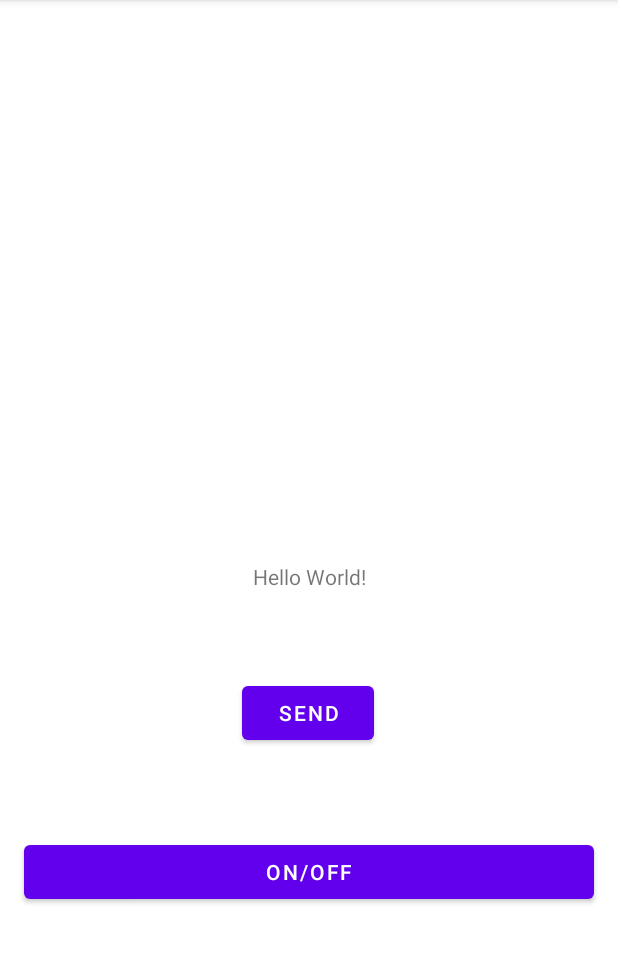
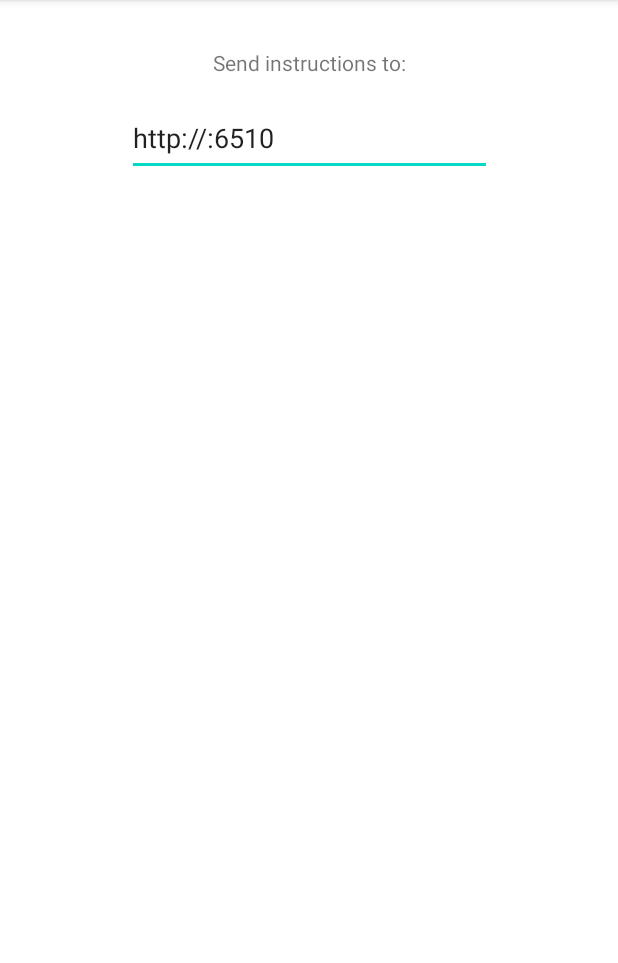
Before and after one commit to Dj0ulo/UniRemote, an Android app: the screen it shows after launch (MainActivity), on a phone screen of 412 x 824 dp, the part 84-1047 px from its top. Run offline under Robolectric (Android 15) with nearby library versions, the phone set to English and light mode, and no system bars; libraries missing offline, so code that uses them is left out: io.ktor.application, io.ktor.features, io.ktor.gson, io.ktor.response, io.ktor.routing and 1 more; 2 statements that could not run were skipped.

Commit message:
Correct volume ,animations

```diff
--- a/app/src/main/AndroidManifest.xml
+++ b/app/src/main/AndroidManifest.xml
@@ -4,6 +4,7 @@
 
     <uses-permission android:name="android.permission.TRANSMIT_IR" />
     <uses-permission android:name="android.permission.INTERNET" />
+    <uses-permission android:name="android.permission.FOREGROUND_SERVICE" />
     <application
         android:allowBackup="true"
         android:icon="@mipmap/ic_launcher"
@@ -11,7 +12,8 @@
         android:roundIcon="@mipmap/ic_launcher_round"
         android:supportsRtl="true"
         android:theme="@style/Theme.UniRemote">
-        <activity android:name=".MainActivity">
+        <activity android:name=".MainActivity"
+            android:exported="true">
             <intent-filter>
                 <action android:name="android.intent.action.MAIN" />
 
@@ -20,4 +22,5 @@
         </activity>
     </application>
 
+
 </manifest>
--- /dev/null
+++ b/app/src/main/java/com/dj0ulo/uniremote/CommandReceiver.kt
@@ -0,0 +1,80 @@
+package com.dj0ulo.uniremote
+
+import android.util.Log
+import io.ktor.application.*
+import io.ktor.features.*
+import io.ktor.gson.*
+import io.ktor.response.*
+import io.ktor.routing.*
+import io.ktor.server.engine.*
+import io.ktor.server.netty.*
+import java.net.*
+import java.util.*
+
+class CommandReceiver (private val callback: (String) -> Unit): Runnable{
+    override fun run() {
+        listenHttp()
+    }
+    private fun strFromBytes(bytes: ByteArray) : String{
+        val last = bytes.indexOf(0)
+        return String(bytes,0,last)
+    }
+    private fun listenUDP() {
+        val buffer = ByteArray(32)
+        var socket: DatagramSocket? = null
+        while (true) {
+            try {
+                socket = DatagramSocket(port, InetAddress.getByName(address))
+                socket.broadcast = true
+                val packet = DatagramPacket(buffer, buffer.size)
+                socket.receive(packet)
+                this.callback(strFromBytes(packet.data))
+            } catch (e: Exception) {
+                Log.e(MainActivity().TAG, "[UDP] Exception : $e")
+                e.printStackTrace()
+            } finally {
+                socket?.close()
+            }
+        }
+    }
+    private fun listenHttp() {
+        embeddedServer(Netty, port) {
+            install(ContentNegotiation) {
+                gson()
+            }
+            routing {
+                put{
+                    val instruction = call.parameters["msg"]?:""
+                    call.respond(mapOf("message" to "ok"))
+                    callback(instruction)
+                }
+            }
+        }.start(wait = true)
+    }
+    companion object {
+        private val address = getLocalIpAddress() //"255.255.255.255"
+        private val port = 6510;
+        fun getLocalIpAddress(): String {
+            try {
+                val en = NetworkInterface.getNetworkInterfaces()
+                while (en.hasMoreElements()) {
+                    val intf: NetworkInterface = en.nextElement()
+                    val enumIpAddr = intf.inetAddresses
+                    while (enumIpAddr.hasMoreElements()) {
+                        val inetAddress: InetAddress = enumIpAddr.nextElement()
+                        if (!inetAddress.isLoopbackAddress && inetAddress is Inet4Address) {
+                            return inetAddress.hostAddress
+                        }
+                    }
+                }
+            } catch (ex: SocketException) {
+                ex.printStackTrace()
+            }
+            return ""
+        }
+        fun url() : String{
+            return "http://$address:$port"
+        }
+    }
+
+}
--- a/app/src/main/java/com/dj0ulo/uniremote/IrBlaster.kt
+++ b/app/src/main/java/com/dj0ulo/uniremote/IrBlaster.kt
@@ -7,30 +7,30 @@ import java.io.BufferedReader
 import java.io.IOException
 import java.io.InputStream
 import java.io.InputStreamReader
-import java.lang.Math.abs
 import java.util.*
-import kotlin.collections.HashMap
 
 
-class IrBlaster(ctx: Context) {
-    class Command(val name: String, val freq: Int, val signal: IntArray){
+class IrBlaster(private val mAct: MainActivity) {
+    class Command(val code: String, val freq: Int, val signal: IntArray) {
         override fun toString(): String {
-            return "Command[$name] {f: $freq, n_pulses: "+signal.size+"}"
+            return "Command[$code] {f: $freq, n_pulses: " + signal.size + "}"
         }
     }
 
     private var commands: HashMap<String, Command> = HashMap()
-    private var cir : ConsumerIrManager
+    private var cir: ConsumerIrManager = mAct.getSystemService(Context.CONSUMER_IR_SERVICE) as ConsumerIrManager
+    private var lastCommand: String = ""
+    private var timerVolume: Long = System.currentTimeMillis()
+
     init {
-        cir = ctx.getSystemService(Context.CONSUMER_IR_SERVICE) as ConsumerIrManager
-        val ins: InputStream = ctx.resources.openRawResource(
-            ctx.resources.getIdentifier(
+        val ins: InputStream = mAct.resources.openRawResource(
+            mAct.resources.getIdentifier(
                 "commands",
-                "raw", ctx.packageName
+                "raw", mAct.packageName
             )
         )
         val reader = BufferedReader(InputStreamReader(ins))
-        var line = ""
+        var line : String
         try {
             while (reader.readLine().also { line = it ?: "" } != null) {
                 val ss = line.split(";").toTypedArray()
@@ -50,27 +50,53 @@ class IrBlaster(ctx: Context) {
             throw Exception("This device does not have an IR blaster")
         cir.transmit(freq, signal)
     }
+
     private fun transmit(command: Command?) {
-        if(command == null)
+        if (command == null)
             throw Exception("Unknown IR code")
-        cir.transmit(command.freq, command.signal)
+        Log.i(MainActivity().TAG, "Blast ${command.code}")
+        lastCommand = command.code.toLowerCase(Locale.ROOT)
+        transmit(command.freq, command.signal)
     }
+    fun transmit(msg: String) {
+        val ss = msg.split(";")
+        val instruction = ss[0]
+        Log.i(MainActivity().TAG, "Received instruction : $instruction")
+        val lowInst = instruction.toLowerCase(Locale.ROOT)
+        mAct.runOnUiThread(Runnable { mAct.bounceCommand(ss[1]) })
 
-    fun transmit(instruction: String) {
-        Log.i(MainActivity().TAG, "Received instruction : $instruction")
-        if(instruction.toLowerCase().startsWith("volume")){
+        if (lowInst.startsWith("volume")) {
             try {
                 val amount = instruction.substring("volume".length).toInt()
-                val code = if(amount<0) "volume_down" else "volume_up"
-                for (i in 0 until kotlin.math.abs(amount)+1){
-                    val suffix = if(i % 2==0) "2" else ""
-                    val c = commands[code+suffix]
-                    transmit(c)
+                val code = if (amount < 0) "volume_down" else "volume_up"
+
+                var evenVolume = false
+                if(lastCommand.startsWith("volume")){
+                    if(System.currentTimeMillis() - timerVolume < 2500) {//inside volume mode
+                        Log.i(MainActivity().TAG, "Still in volume mode")
+                        if (code.substring(0, "volume_up".length) == lastCommand.substring(0, "volume_up".length))//same direction as previous
+                            evenVolume = lastCommand.last() != '2'
+                        else
+                            evenVolume = true
+                    }else {
+                        if (code.substring(0, "volume_up".length) == lastCommand.substring(0, "volume_up".length) && lastCommand.last() == '2'){
+                            transmit(commands[code])
+                            evenVolume = true
+                        }
+                    }
                 }
-                return
-            }catch (e: NumberFormatException) { }
+
+                for (i in 0 until kotlin.math.abs(amount)) {
+                    val plus1 = if (evenVolume) 1 else 0
+                    val suffix = if (i + plus1 % 2 == 0) "" else "2"
+                    transmit(commands[code + suffix])
+                }
+            } catch (e: NumberFormatException) {
+                transmit(commands[lowInst])
+            }
+            timerVolume = System.currentTimeMillis()
+            return
         }
-        val c = commands[instruction.toLowerCase(Locale.ROOT)]
-        transmit(c)
+        transmit(commands[lowInst])
     }
 }
--- a/app/src/main/java/com/dj0ulo/uniremote/MainActivity.kt
+++ b/app/src/main/java/com/dj0ulo/uniremote/MainActivity.kt
@@ -3,23 +3,56 @@ package com.dj0ulo.uniremote
 import android.os.Bundle
 import android.util.Log
 import android.view.View
+import android.view.animation.*
+import android.widget.TextView
 import androidx.appcompat.app.AppCompatActivity
-import java.util.*
 
 
 open class MainActivity : AppCompatActivity() {
     lateinit var irb : IrBlaster
     val TAG = "UniRemote"
+    lateinit var thread : Thread
+    lateinit var commandView : TextView
+    lateinit var animCommand : AnimationSet
 
     override fun onCreate(savedInstanceState: Bundle?) {
         super.onCreate(savedInstanceState)
         irb = IrBlaster(this)
 
-        Log.i(TAG, UDP.getLocalIpAddress())
+        Log.i(TAG, CommandReceiver.getLocalIpAddress())
 
-        val threadWithRunnable = Thread(UDP { irb.transmit(it) })
-        threadWithRunnable.start()
+        thread = Thread(CommandReceiver { irb.transmit(it) })
+        thread.start()
+
+        val scaleAnim: Animation = AnimationUtils.loadAnimation(this, R.anim.scale)
+        scaleAnim.interpolator = OvershootInterpolator(10.0f)
+
+        val fadeOut = AlphaAnimation(1f, 0f)
+        fadeOut.interpolator = LinearInterpolator()
+        fadeOut.startOffset = scaleAnim.duration
+        fadeOut.duration = 1000
+        fadeOut.isFillEnabled = true
+        fadeOut.fillAfter = true
+
+        animCommand = AnimationSet(false) //change to false
+        animCommand.addAnimation(scaleAnim)
+        animCommand.addAnimation(fadeOut)
+        animCommand.fillAfter = true
+        animCommand.isFillEnabled = true
+
+        animCommand.reset()
 
         setContentView(R.layout.activity_main)
+        (findViewById<TextView>(R.id.link)).text = CommandReceiver.url()
+        commandView = findViewById(R.id.command)
+    }
+    fun bounceCommand(txt: String){
+        commandView.text = txt
+        commandView.visibility = View.VISIBLE
+        runAnimation(commandView);
+    }
+    private fun runAnimation(view: View) {
+        view.clearAnimation()
+        view.startAnimation(animCommand)
     }
 }
--- a/app/src/main/java/com/dj0ulo/uniremote/UDP.kt
+++ /dev/null
@@ -1,55 +0,0 @@
-package com.dj0ulo.uniremote
-
-import android.util.Log
-import java.net.*
-import java.util.*
-
-class UDP (private val callback: (String) -> Unit): Runnable{
-    private val address = getLocalIpAddress() //"255.255.255.255"
-    private val port = 6455;
-    override fun run() {
-        while (true) {
-            Log.i(MainActivity().TAG, "Listen")
-            listen()
-        }
-    }
-    private fun strFromBytes(bytes: ByteArray) : String{
-        val last = bytes.indexOf(0)
-        return String(bytes,0,last)
-    }
-    private fun listen() {
-        val buffer = ByteArray(32)
-        var socket: DatagramSocket? = null
-        try {
-            socket = DatagramSocket(this.port, InetAddress.getByName(this.address))
-            socket.broadcast = true
-            val packet = DatagramPacket(buffer, buffer.size)
-            socket.receive(packet)
-            this.callback(strFromBytes(packet.data))
-        } catch (e: Exception) {
-            Log.e(MainActivity().TAG, "[UDP] Exception : $e")
-            e.printStackTrace()
-        } finally {
-            socket?.close()
-        }
-    }
-    companion object {
-        fun getLocalIpAddress(): String {
-            try {
-                val en: Enumeration<NetworkInterface> = NetworkInterface.getNetworkInterfaces()
-                while (en.hasMoreElements()) {
-                    val intf: NetworkInterface = en.nextElement()
-                    val enumIpAddr: Enumeration<InetAddress> = intf.inetAddresses
-                    while (enumIpAddr.hasMoreElements()) {
-                        val inetAddress: InetAddress = enumIpAddr.nextElement()
-                        if (!inetAddress.isLoopbackAddress && inetAddress is Inet4Address)
-                            return inetAddress.hostAddress
-                    }
-                }
-            } catch (ex: SocketException) {
-                ex.printStackTrace()
-            }
-            return ""
-        }
-    }
-}
--- a/app/src/main/res/layout/activity_main.xml
+++ b/app/src/main/res/layout/activity_main.xml
@@ -7,41 +7,40 @@
     tools:context=".MainActivity">
 
     <TextView
-        android:id="@+id/textView"
+        android:id="@+id/textView2"
         android:layout_width="wrap_content"
         android:layout_height="wrap_content"
-        android:text="Hello World!"
-        app:layout_constraintBottom_toBottomOf="parent"
-        app:layout_constraintLeft_toLeftOf="parent"
-        app:layout_constraintRight_toRightOf="parent"
+        android:layout_marginTop="32dp"
+        android:text="@string/send_to"
+        app:layout_constraintEnd_toEndOf="parent"
+        app:layout_constraintStart_toStartOf="parent"
         app:layout_constraintTop_toTopOf="parent" />
 
-    <Button
-        android:id="@+id/button"
-        android:layout_width="0dp"
+    <EditText
+        android:id="@+id/link"
+        android:layout_width="243dp"
+        android:layout_height="50dp"
+        android:layout_marginTop="16dp"
+        android:autofillHints=""
+        android:editable="false"
+        android:textIsSelectable="true"
+        android:ems="10"
+        android:inputType="none"
+        app:layout_constraintEnd_toEndOf="@+id/textView2"
+        app:layout_constraintStart_toStartOf="@+id/textView2"
+        app:layout_constraintTop_toBottomOf="@+id/textView2"
+        tools:ignore="LabelFor" />
+
+    <TextView
+        android:id="@+id/command"
+        android:layout_width="wrap_content"
         android:layout_height="wrap_content"
-        android:layout_marginStart="16dp"
-        android:layout_marginTop="16dp"
-        android:layout_marginEnd="16dp"
-        android:layout_marginBottom="16dp"
-        android:onClick="emitOnOff"
-        android:text="@string/on_off"
+        android:textSize="24sp"
+        android:text="⚡"
+        android:visibility="invisible"
         app:layout_constraintBottom_toBottomOf="parent"
         app:layout_constraintEnd_toEndOf="parent"
         app:layout_constraintStart_toStartOf="parent"
-        app:layout_constraintTop_toBottomOf="@+id/textView" />
-
-    <Button
-        android:id="@+id/button2"
-        android:layout_width="wrap_content"
-        android:layout_height="wrap_content"
-        android:onClick="clickButtonSend"
-        android:text="SEND"
-        app:layout_constraintBottom_toTopOf="@+id/button"
-        app:layout_constraintEnd_toEndOf="parent"
-        app:layout_constraintHorizontal_bias="0.498"
-        app:layout_constraintStart_toStartOf="parent"
-        app:layout_constraintTop_toBottomOf="@+id/textView"
-        app:layout_constraintVertical_bias="0.495" />
+        app:layout_constraintTop_toBottomOf="@+id/link" />
 
 </androidx.constraintlayout.widget.ConstraintLayout>
--- a/app/src/main/res/values/strings.xml
+++ b/app/src/main/res/values/strings.xml
@@ -1,4 +1,4 @@
 <resources>
     <string name="app_name">UniRemote</string>
-    <string name="on_off">On/Off</string>
+    <string name="send_to">Send instructions to:</string>
 </resources>
```
Also changed, not shown: app/build.gradle (+7 -0 lines), app/src/main/res/anim/scale.xml (added, +14 -0 lines).
